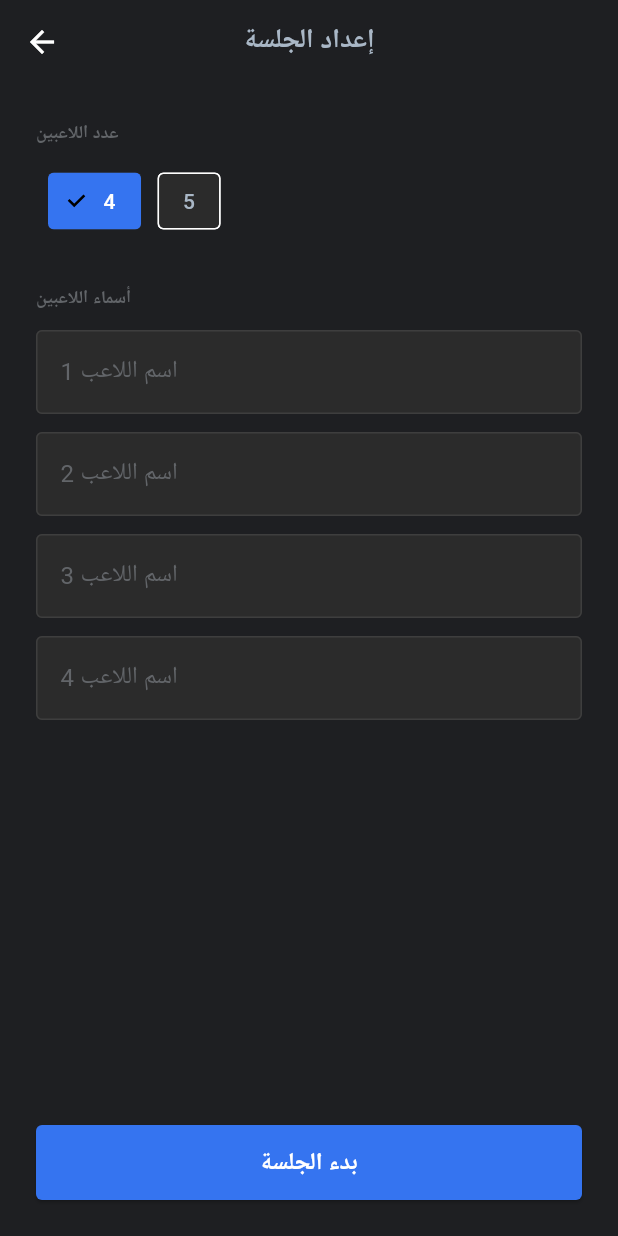
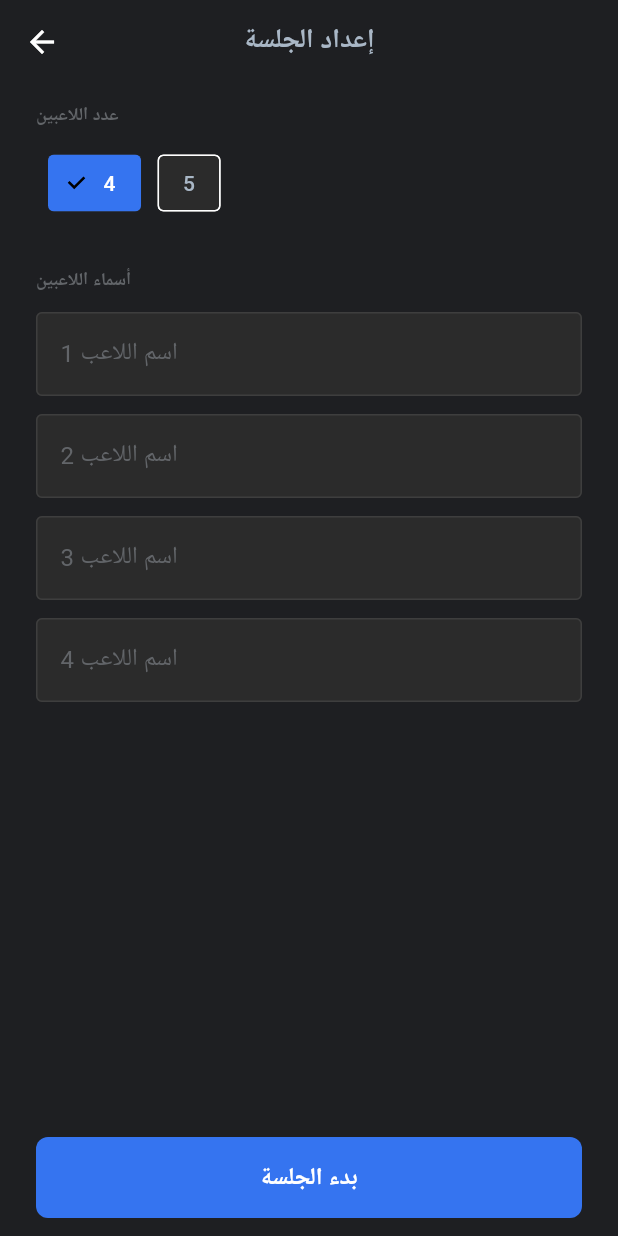
Before and after one commit to akanazi0/bent_al_sabeet, a Flutter app: the screen it shows after launch, after a tap on "لعبة جديدة", on a phone screen of 412 x 824 dp. Run offline on Flutter 3.47's test engine with Material 3 defaults, Android fonts, the phone set to English and light mode, and no system bars; our stand-ins replace device_preview.

Commit message:
fixing ui

```diff
--- a/lib/features/scoring/presentation/screens/home_screen.dart
+++ b/lib/features/scoring/presentation/screens/home_screen.dart
@@ -26,8 +26,9 @@ class _HomeScreenState extends State<HomeScreen> {
           style: TextStyle(color: Color(0xFFA9B7C6), fontSize: 18, fontWeight: FontWeight.bold),
         ),
       ),
-      body: Padding(
-        padding: const EdgeInsets.all(24.0),
+      body: SafeArea(
+        child: Padding(
+          padding: const EdgeInsets.symmetric(horizontal: 24.0, vertical: 12.0),
           child: Column(
             crossAxisAlignment: CrossAxisAlignment.start,
             children: [
@@ -80,13 +81,16 @@ class _HomeScreenState extends State<HomeScreen> {
                   ),
                 ),
               ),
+              const SizedBox(height: 16),
               SizedBox(
                 width: double.infinity,
-              height: 50,
+                height: 54,
                 child: ElevatedButton(
                   style: ElevatedButton.styleFrom(
                     backgroundColor: const Color(0xFF3574F0),
-                  shape: RoundedRectangleBorder(borderRadius: BorderRadius.circular(4)),
+                    foregroundColor: Colors.white,
+                    shape: RoundedRectangleBorder(borderRadius: BorderRadius.circular(8)),
+                    elevation: 0,
                   ),
                   onPressed: () {
                     final names = controllers
@@ -110,6 +114,7 @@ class _HomeScreenState extends State<HomeScreen> {
             ],
           ),
         ),
+      ),
     );
   }
 }
--- a/lib/main.dart
+++ b/lib/main.dart
@@ -1,4 +1,5 @@
 import 'package:flutter/material.dart';
+import 'package:flutter/services.dart';
 import 'package:flutter/scheduler.dart' show timeDilation;
 import 'package:provider/provider.dart';
 import 'package:device_preview/device_preview.dart';
@@ -6,13 +7,20 @@ import 'package:bent_al_sabeet/features/scoring/presentation/providers/game_prov
 import 'package:bent_al_sabeet/features/scoring/presentation/screens/main_menu_screen.dart';
 
 void main() {
-  // Speed up animations globally (values < 1.0 speed up, > 1.0 slow down).
-  // Adjusted to match snappier modern app feel.
+  WidgetsFlutterBinding.ensureInitialized();
+
+  SystemChrome.setSystemUIOverlayStyle(const SystemUiOverlayStyle(
+    statusBarColor: Colors.transparent,
+    statusBarIconBrightness: Brightness.light,
+    systemNavigationBarColor: Color(0xFF1E1F22),
+    systemNavigationBarIconBrightness: Brightness.light,
+  ));
+
   timeDilation = 0.75;
 
   runApp(
     DevicePreview(
-      enabled: true,
+      enabled: false,
       builder: (context) => ChangeNotifierProvider(
         create: (context) => GameProvider(),
         child: const MyApp(),
@@ -41,22 +49,21 @@ class MyApp extends StatelessWidget {
           onSurface: Colors.white,
         ),
         pageTransitionsTheme: const PageTransitionsTheme(builders: {
-          TargetPlatform.android: ZoomPageTransitionsBuilder(),
-          TargetPlatform.iOS: ZoomPageTransitionsBuilder(),
-          TargetPlatform.linux: ZoomPageTransitionsBuilder(),
-          TargetPlatform.macOS: ZoomPageTransitionsBuilder(),
-          TargetPlatform.windows: ZoomPageTransitionsBuilder(),
+          TargetPlatform.android: CupertinoPageTransitionsBuilder(),
+          TargetPlatform.iOS: CupertinoPageTransitionsBuilder(),
         }),
         appBarTheme: const AppBarTheme(
           backgroundColor: Color(0xFF1E1F22),
           elevation: 0,
           centerTitle: true,
+          systemOverlayStyle: SystemUiOverlayStyle.light,
         ),
         elevatedButtonTheme: ElevatedButtonThemeData(
           style: ElevatedButton.styleFrom(
             backgroundColor: const Color(0xFF3574F0),
             foregroundColor: Colors.white,
-            shape: RoundedRectangleBorder(borderRadius: BorderRadius.circular(4)),
+            minimumSize: const Size(double.infinity, 50),
+            shape: RoundedRectangleBorder(borderRadius: BorderRadius.circular(8)),
           ),
         ),
       ),
```
Lines whose indentation alone changed are shown as unchanged.
